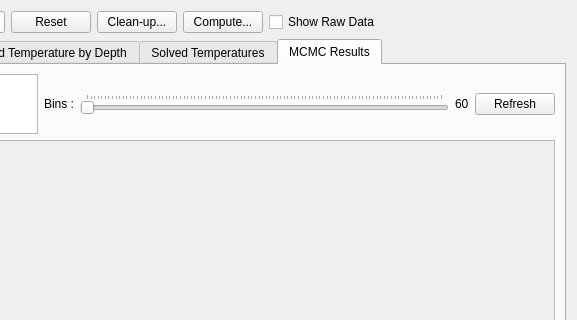
Above: molonaviz/widgetpoint.ui from SandraClodion/projet_molonaviz before the change; both pictures show x 514 to 1091 and y 0 to 320 of the 1091 by 863 pixel window. Below: the same form after it.
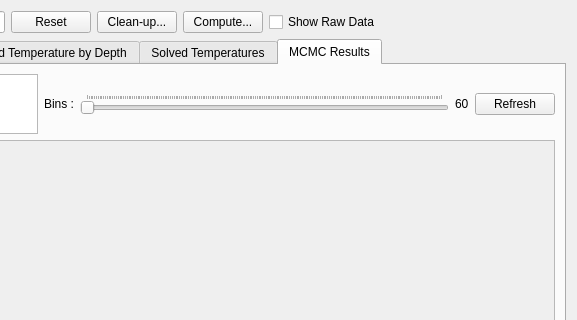
That is the form after the change. The open tabs and pages were chosen to show the change.

Commit message: tight layout

```diff
--- a/molonaviz/widgetpoint.ui
+++ b/molonaviz/widgetpoint.ui
@@ -599,8 +599,14 @@
          </item>
          <item>
           <widget class="QSlider" name="horizontalSliderBins">
+           <property name="minimum">
+            <number>4</number>
+           </property>
+           <property name="maximum">
+            <number>200</number>
+           </property>
            <property name="value">
-            <number>0</number>
+            <number>4</number>
            </property>
            <property name="orientation">
             <enum>Qt::Horizontal</enum>
```
Left out of the diff: 27 changed lines with no effect on the pictures. The commit also changes 1 other file.
